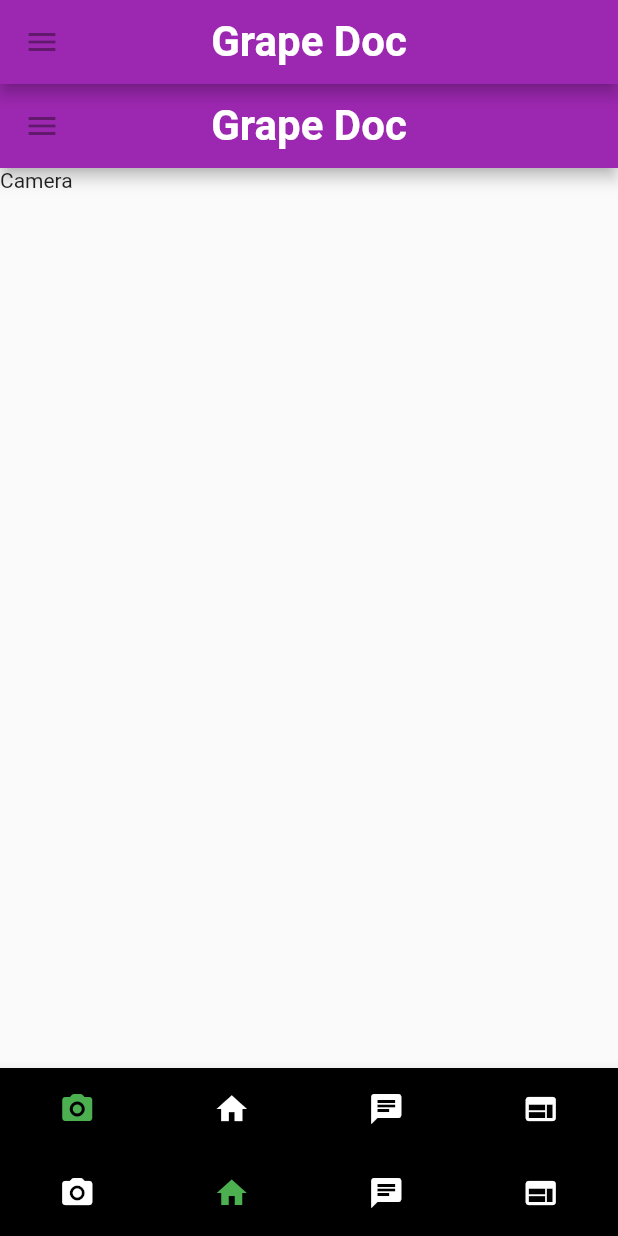
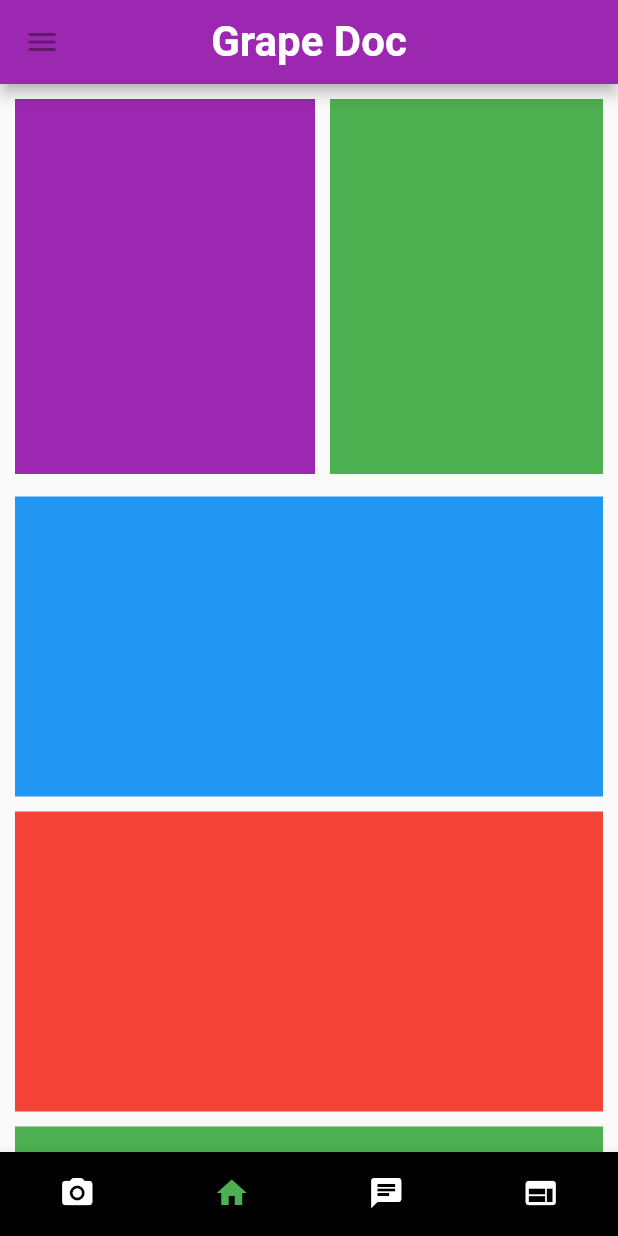
Before and after one commit to DebugBros-CS-16/GrapeDoc, a Flutter app: the screen it shows after launch, item 2 of the bottom bar chosen, on a phone screen of 412 x 824 dp. Run offline on Flutter 3.47's test engine with Material 2 defaults, Android fonts, the phone set to English and light mode, and no system bars.

Commit message:
Created NavBar.dart file. and modified the HomeScreen.dart file.

```diff
--- a/lib/BlogScreen.dart
+++ b/lib/BlogScreen.dart
@@ -10,6 +10,6 @@ class BlogScreen extends StatefulWidget {
 class _BlogScreenState extends State<BlogScreen> {
   @override
   Widget build(BuildContext context) {
-    return const Text('Blog');
+    return const Center(child: Text('Blog'));
   }
 }
--- a/lib/CameraScreen.dart
+++ b/lib/CameraScreen.dart
@@ -9,6 +9,6 @@ class CameraScreen extends StatefulWidget {
 class _CameraScreenState extends State<CameraScreen> {
   @override
   Widget build(BuildContext context) {
-    return const Text('Camera');
+    return const Center(child: Text('Camera'));;
   }
 }
--- a/lib/ChatScreen.dart
+++ b/lib/ChatScreen.dart
@@ -16,6 +16,6 @@ class _ChatScreenState extends State<ChatScreen> {
 
   @override
   Widget build(BuildContext context) {
-    return const Text('Chat');
+    return const Center(child: Text('Chat'));
   }
 }
--- a/lib/HomeScreen.dart
+++ b/lib/HomeScreen.dart
@@ -1,3 +1,4 @@
+import 'package:flutter/cupertino.dart';
 import 'package:flutter/material.dart';
 
 import 'BlogScreen.dart';
@@ -13,74 +14,78 @@ class HomeScreen extends StatefulWidget {
 
 class _HomeScreenState extends State<HomeScreen> {
 
-  int _currentIndex = 0;
-
-  void _tabNavigator(index){
-    setState(() {
-      _currentIndex = index;
-    });
-  }
-
-  static const List<Widget> _pages = <Widget>[
-    CameraScreen(),
-    HomeScreen(),
-    ChatScreen(),
-    BlogScreen()
-  ];
 
   @override
   Widget build(BuildContext context) {
-    return Scaffold(
-      appBar: AppBar(
-        leading: const IconButton(
-          icon: Icon(Icons.menu),
-          tooltip: 'Navigation menu',
-          onPressed: null,
-        ),
-        title: const Text(
-          'Grape Doc',
-          style: TextStyle(
-              fontWeight: FontWeight.bold,
-              fontSize: 28.0
+    return Container(
+      height: double.infinity,
+      width: double.infinity,
+      child: ListView(
+        scrollDirection: Axis.vertical,
+        children: [
+          Container(
+            margin: const EdgeInsets.all(10.0),
+            height: 250.0,
+            child: ListView(
+              scrollDirection: Axis.horizontal,
+              children: [
+                Container(
+                  margin: const EdgeInsets.only(right: 10.0),
+                  width: 200.0,
+                  color: Colors.purple,
+                ),
+                Container(
+                  margin: const EdgeInsets.only(right: 10.0),
+                  width: 200.0,
+                  color: Colors.green,
+                ),
+                Container(
+                  margin: const EdgeInsets.only(right: 10.0),
+                  width: 200.0,
+                  color: Colors.pink,
+                ),
+                Container(
+                  margin: const EdgeInsets.only(right: 10.0),
+                  width: 200.0,
+                  color: Colors.purple,
+                ),
+                Container(
+                  margin: const EdgeInsets.only(right: 10.0),
+                  width: 200.0,
+                  color: Colors.green,
+                ),
+                Container(
+                  width: 200.0,
+                  color: Colors.pink,
+                ),
+              ],
+            ),
           ),
-        ),
-        centerTitle: true,
-        backgroundColor: Colors.purple,
-      ),
-      body: _pages[
-      _currentIndex
-      ],
-      bottomNavigationBar: BottomNavigationBar(
-        type: BottomNavigationBarType.fixed,
-        currentIndex: _currentIndex,
-        selectedItemColor: Colors.green,
-        selectedLabelStyle: const TextStyle(color: Colors.green),
-        showSelectedLabels: false,
-        unselectedItemColor: Colors.white,
-        unselectedLabelStyle: const TextStyle(color: Colors.white),
-        showUnselectedLabels: false,
-        backgroundColor: Colors.black,
-        items: const <BottomNavigationBarItem> [
-          BottomNavigationBarItem(
-            icon: Icon(Icons.camera_alt_rounded),
-            label: 'Camera',
+          Container(
+            height: 200.0,
+            width: double.infinity,
+            margin: const EdgeInsets.symmetric(vertical: 5.0, horizontal: 10.0),
+            color: Colors.blue,
           ),
-          BottomNavigationBarItem(
-              icon: Icon(Icons.home),
-              label: 'Home'
+          Container(
+            height: 200.0,
+            width: double.infinity,
+            margin: const EdgeInsets.symmetric(vertical: 5.0, horizontal: 10.0),
+            color: Colors.red,
           ),
-          BottomNavigationBarItem(
-              icon: Icon(Icons.chat),
-              label: 'Chat'
+          Container(
+            height: 200.0,
+            width: double.infinity,
+            margin: const EdgeInsets.symmetric(vertical: 5.0, horizontal: 10.0),
+            color: Colors.green,
           ),
-          BottomNavigationBarItem(
-              icon: Icon(Icons.web),
-              label: 'Blog'
+          Container(
+            height: 200.0,
+            width: double.infinity,
+            margin: const EdgeInsets.symmetric(vertical: 5.0, horizontal: 10.0),
+            color: Colors.amber,
           ),
         ],
-        onTap: (index){
-          _tabNavigator(index);
-        },
       ),
     );
   }
--- /dev/null
+++ b/lib/NavBar.dart
@@ -0,0 +1,87 @@
+import 'package:flutter/material.dart';
+
+import 'BlogScreen.dart';
+import 'CameraScreen.dart';
+import 'ChatScreen.dart';
+import 'HomeScreen.dart';
+
+class NavBar extends StatefulWidget {
+  const NavBar({Key? key}) : super(key: key);
+
+  @override
+  _NavBarState createState() => _NavBarState();
+}
+
+class _NavBarState extends State<NavBar> {
+
+  int _currentIndex = 0;
+
+  void _tabNavigator(index){
+    setState(() {
+      _currentIndex = index;
+    });
+  }
+
+  static const List<Widget> _pages = <Widget>[
+    CameraScreen(),
+    HomeScreen(),
+    ChatScreen(),
+    BlogScreen()
+  ];
+
+
+  @override
+  Widget build(BuildContext context) {
+    return Scaffold(
+      appBar: AppBar(
+        leading: const IconButton(
+          icon: Icon(Icons.menu),
+          tooltip: 'Navigation menu',
+          onPressed: null,
+        ),
+        title: const Text(
+          'Grape Doc',
+          style: TextStyle(
+              fontWeight: FontWeight.bold,
+              fontSize: 28.0
+          ),
+        ),
+        centerTitle: true,
+        backgroundColor: Colors.purple,
+      ),
+      body: _pages[
+      _currentIndex
+      ],
+      bottomNavigationBar: BottomNavigationBar(
+        type: BottomNavigationBarType.fixed,
+        currentIndex: _currentIndex,
+        selectedItemColor: Colors.green,
+        showSelectedLabels: false,
+        unselectedItemColor: Colors.white,
+        showUnselectedLabels: false,
+        backgroundColor: Colors.black,
+        items: const <BottomNavigationBarItem> [
+          BottomNavigationBarItem(
+            icon: Icon(Icons.camera_alt_rounded),
+            label: 'Camera',
+          ),
+          BottomNavigationBarItem(
+              icon: Icon(Icons.home),
+              label: 'Home'
+          ),
+          BottomNavigationBarItem(
+              icon: Icon(Icons.chat),
+              label: 'Chat'
+          ),
+          BottomNavigationBarItem(
+              icon: Icon(Icons.web),
+              label: 'Blog'
+          ),
+        ],
+        onTap: (index){
+          _tabNavigator(index);
+        },
+      ),
+    );
+  }
+}
--- a/lib/main.dart
+++ b/lib/main.dart
@@ -3,6 +3,7 @@ import 'package:flutter/material.dart';
 
 import 'ChatScreen.dart';
 import 'HomeScreen.dart';
+import 'NavBar.dart';
 import 'SigninScreen.dart';
 
 void main() {
@@ -20,7 +21,7 @@ class MyApp extends StatelessWidget {
       theme: ThemeData(
         primarySwatch: Colors.purple,
       ),
-      home: const HomeScreen(),
+      home: const NavBar(),
     );
   }
 }
```
